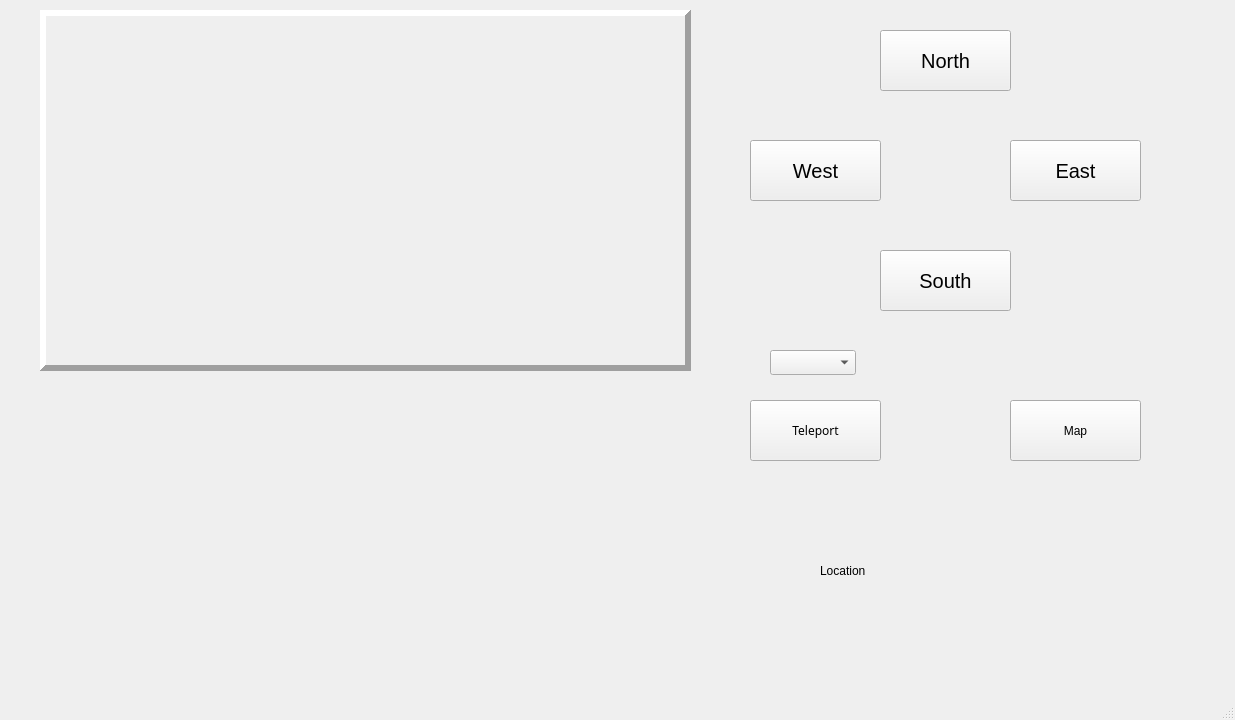
Before: the Qt Designer form 20278748ZorkProject/mainwindow.ui in TZajas/CS4076-Final-Project, drawn with Qt 5.
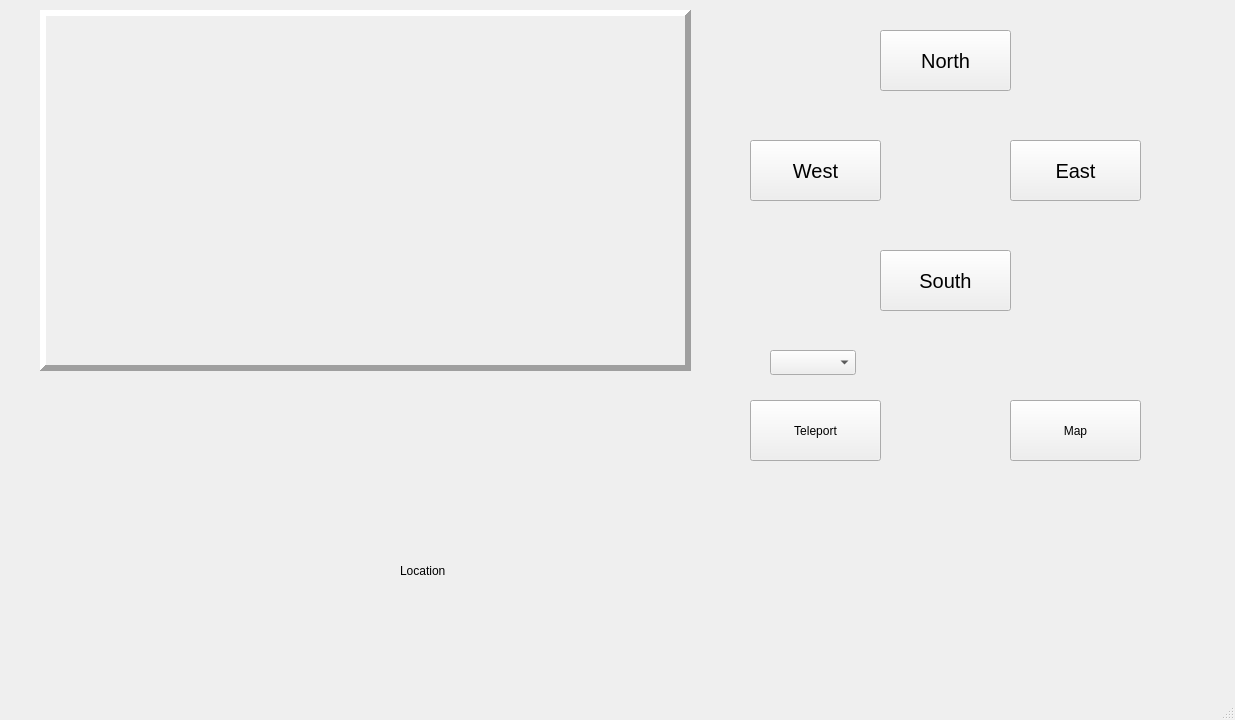
After: the same form once the commit is applied.

Diff of the .ui file:
```diff
--- a/20278748ZorkProject/mainwindow.ui
+++ b/20278748ZorkProject/mainwindow.ui
@@ -92,9 +92,9 @@
    <widget class="QLabel" name="dir_label">
     <property name="geometry">
      <rect>
-      <x>820</x>
+      <x>400</x>
       <y>490</y>
-      <width>341</width>
+      <width>761</width>
       <height>161</height>
      </rect>
     </property>
@@ -160,9 +160,7 @@
      </rect>
     </property>
     <property name="font">
-     <font>
-      <family>Samyak Malayalam</family>
-     </font>
+     <font/>
     </property>
     <property name="text">
      <string>Teleport</string>
```
